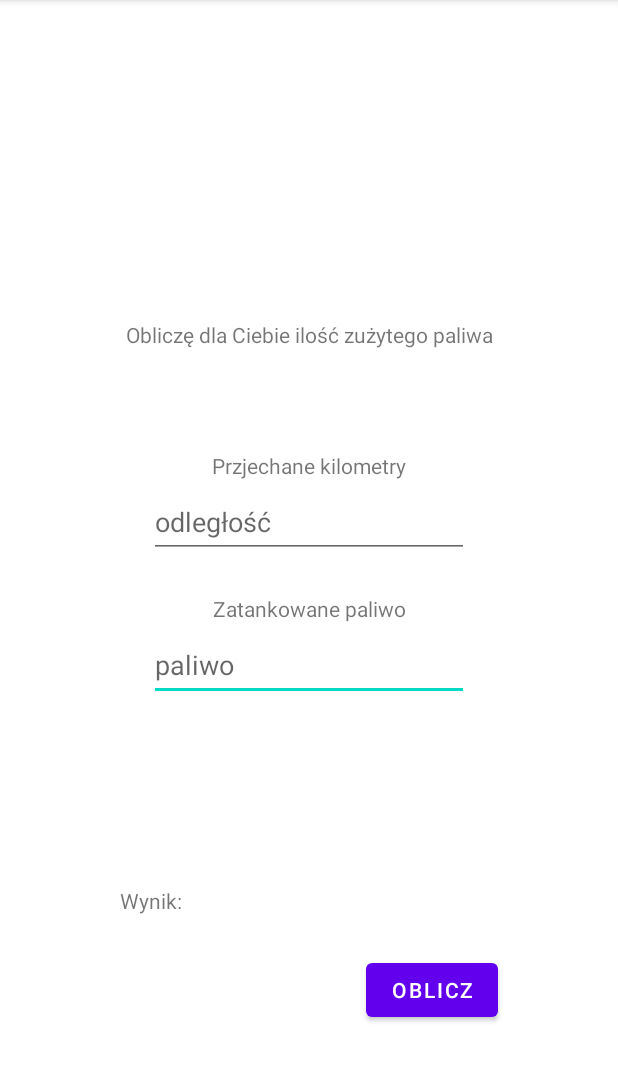
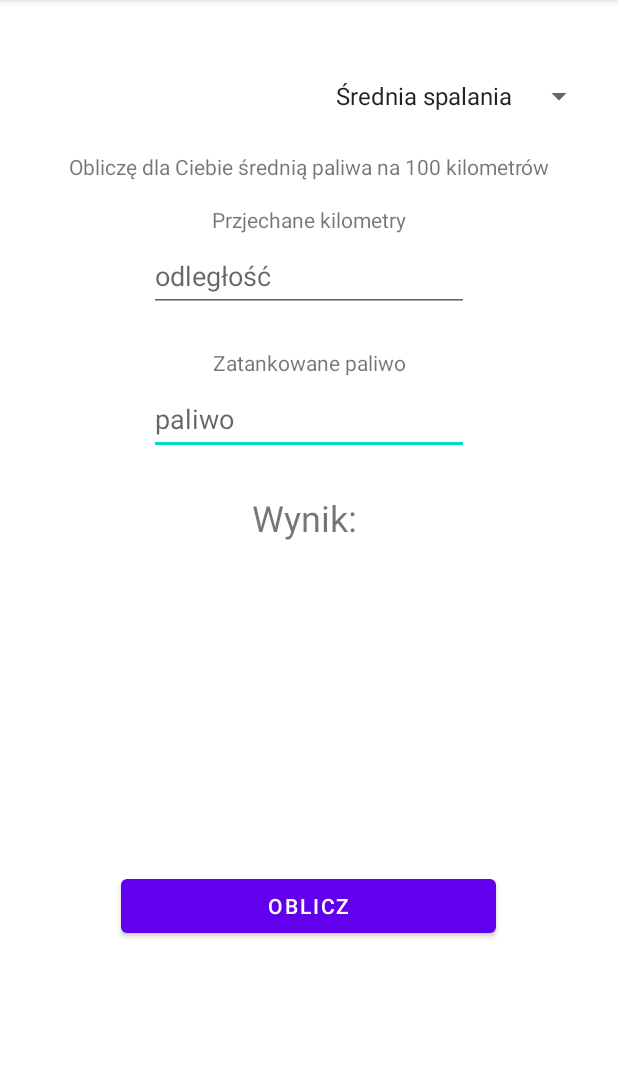
Before and after one commit to singg5/AutoNote, an Android app: the screen it shows after launch (MainActivity), on a phone screen of 412 x 824 dp, the part 84-1166 px from its top. Run offline under Robolectric (Android 15) with nearby library versions, the phone set to English and light mode, and no system bars.

Commit message:
Core: add spinner

```diff
--- a/app/src/main/java/com/averis/autonote/MainActivity.kt
+++ b/app/src/main/java/com/averis/autonote/MainActivity.kt
@@ -1,14 +1,14 @@
 package com.averis.autonote
 
 import android.os.Bundle
-import android.widget.Button
-import android.widget.EditText
-import android.widget.TextView
+import android.view.View
+import android.widget.*
 import androidx.appcompat.app.AppCompatActivity
 import androidx.core.view.isVisible
 
 
-class MainActivity : AppCompatActivity() {
+class MainActivity : AppCompatActivity(), AdapterView.OnItemSelectedListener {
+    lateinit var spinner: Spinner
     lateinit var num1: EditText
     lateinit var num2: EditText
     lateinit var num3: EditText
@@ -31,12 +31,21 @@ class MainActivity : AppCompatActivity() {
         super.onCreate(savedInstanceState)
         setContentView(R.layout.activity_main)
 
+        spinner = findViewById(R.id.spinner)
         num1 = findViewById(R.id.num1)
         num2 = findViewById(R.id.num2)
 //        num3 = findViewById(R.id.num3)
         oblicz = findViewById(R.id.obliczButt)
         wynik = findViewById(R.id.wynik)
 
+        var arrayAdapter = ArrayAdapter.createFromResource(
+            this,
+            R.array.picks,
+            android.R.layout.simple_spinner_item
+        )
+        arrayAdapter.setDropDownViewResource(android.R.layout.simple_spinner_dropdown_item)
+
+        spinner.adapter = arrayAdapter
 
         // przy kliknięciu oblicza paliwo, jednak gdy nie ma
         // danych nic nadaje że jest błąd w konsoli
@@ -64,4 +73,12 @@ class MainActivity : AppCompatActivity() {
 
         }
     }
+
+    override fun onItemSelected(parent: AdapterView<*>?, view: View?, position: Int, id: Long) {
+        TODO("Not yet implemented")
+    }
+
+    override fun onNothingSelected(parent: AdapterView<*>?) {
+        TODO("Not yet implemented")
+    }
 }
--- a/app/src/main/res/layout/activity_main.xml
+++ b/app/src/main/res/layout/activity_main.xml
@@ -8,35 +8,31 @@
 
     <Button
         android:id="@+id/obliczButt"
-        android:layout_width="wrap_content"
+        android:layout_width="250dp"
         android:layout_height="wrap_content"
-        android:layout_marginEnd="80dp"
-        android:layout_marginBottom="84dp"
+        android:layout_marginStart="100dp"
+        android:layout_marginTop="17dp"
+        android:layout_marginEnd="100dp"
+        android:layout_marginBottom="140dp"
         android:text="Oblicz"
         app:layout_constraintBottom_toBottomOf="parent"
-        app:layout_constraintEnd_toEndOf="parent" />
+        app:layout_constraintEnd_toEndOf="parent"
+        app:layout_constraintHorizontal_bias="0.512"
+        app:layout_constraintStart_toStartOf="parent"
+        app:layout_constraintTop_toBottomOf="@+id/wynik"
+        app:layout_constraintVertical_bias="1.0" />
 
     <TextView
         android:id="@+id/wynikStr"
-        android:layout_width="50dp"
-        android:layout_height="25dp"
-        android:layout_marginStart="76dp"
+        android:layout_width="wrap_content"
+        android:layout_height="32dp"
+        android:layout_marginStart="168dp"
         android:layout_marginBottom="20dp"
         android:gravity="center_horizontal"
         android:text="Wynik:"
-        app:layout_constraintBottom_toTopOf="@+id/obliczButt"
+        android:textSize="24sp"
+        app:layout_constraintBottom_toTopOf="@+id/wynik"
         app:layout_constraintStart_toStartOf="parent" />
-
-    <TextView
-        android:id="@+id/wynik"
-        android:layout_width="wrap_content"
-        android:layout_height="25dp"
-        android:layout_marginStart="120dp"
-        android:layout_marginEnd="80dp"
-        android:layout_marginBottom="20dp"
-        app:layout_constraintBottom_toTopOf="@+id/obliczButt"
-        app:layout_constraintEnd_toEndOf="parent"
-        app:layout_constraintStart_toEndOf="@+id/wynikStr" />
 
     <!--    <EditText-->
     <!--        android:id="@+id/num3"-->
@@ -63,11 +59,24 @@
     <!--        app:layout_constraintHorizontal_bias="0.5"-->
     <!--        app:layout_constraintStart_toStartOf="parent" />-->
 
+    <TextView
+        android:id="@+id/wynik"
+        android:layout_width="100dp"
+        android:layout_height="25dp"
+        android:layout_marginStart="207dp"
+        android:layout_marginTop="21dp"
+        android:layout_marginEnd="204dp"
+        android:textSize="24sp"
+        app:layout_constraintEnd_toEndOf="parent"
+        app:layout_constraintStart_toStartOf="parent"
+        app:layout_constraintTop_toBottomOf="@+id/wynikStr" />
+
     <EditText
         android:id="@+id/num2"
+        style="@style/Widget.AppCompat.Light.AutoCompleteTextView"
         android:layout_width="wrap_content"
         android:layout_height="wrap_content"
-        android:layout_marginBottom="123dp"
+        android:layout_marginBottom="25dp"
         android:ems="10"
         android:hint="paliwo"
         android:inputType="numberDecimal"
@@ -118,12 +127,27 @@
         android:layout_width="wrap_content"
         android:layout_height="wrap_content"
         android:layout_marginStart="80dp"
+        android:layout_marginTop="13dp"
         android:layout_marginEnd="83dp"
-        android:layout_marginBottom="68dp"
-        android:text="Obliczę dla Ciebie ilość zużytego paliwa"
+        android:layout_marginBottom="16dp"
+        android:text="Obliczę dla Ciebie średnią paliwa na 100 kilometrów"
         app:layout_constraintBottom_toTopOf="@+id/num1Str"
         app:layout_constraintEnd_toEndOf="parent"
-        app:layout_constraintHorizontal_bias="1.0"
-        app:layout_constraintStart_toStartOf="parent" />
+        app:layout_constraintHorizontal_bias="0.48"
+        app:layout_constraintStart_toStartOf="parent"
+        app:layout_constraintTop_toBottomOf="@+id/spinner" />
+
+    <Spinner
+        android:id="@+id/spinner"
+        android:layout_width="300dp"
+        android:layout_height="wrap_content"
+        android:layout_marginTop="40dp"
+        android:layout_marginEnd="15dp"
+        android:contentDescription="@string/app_name"
+        android:gravity="right|end"
+        android:minHeight="48dp"
+        android:textAlignment="viewEnd"
+        app:layout_constraintEnd_toEndOf="parent"
+        app:layout_constraintTop_toTopOf="parent" />
 
 </androidx.constraintlayout.widget.ConstraintLayout>
--- a/app/src/main/res/values/strings.xml
+++ b/app/src/main/res/values/strings.xml
@@ -1,3 +1,9 @@
 <resources>
     <string name="app_name">AutoNote</string>
+    <string-array name="picks">
+        <item>Średnia spalania</item>
+        <item>ph</item>
+        <item>ph</item>
+        <item>ph</item>
+    </string-array>
 </resources>
```
